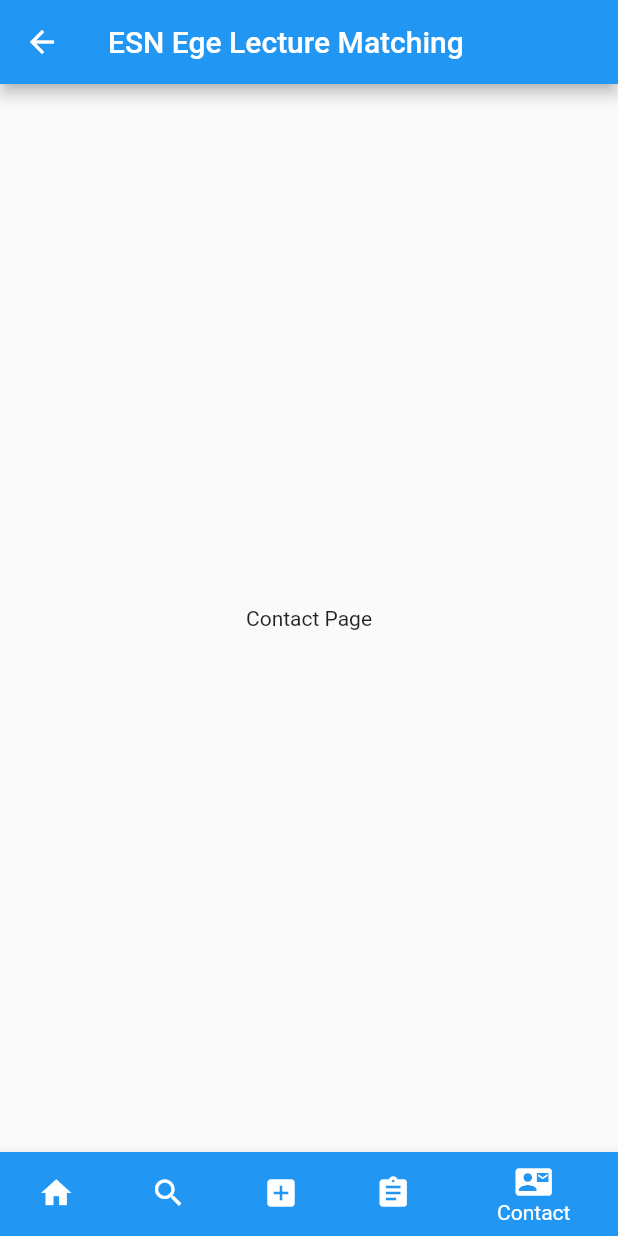
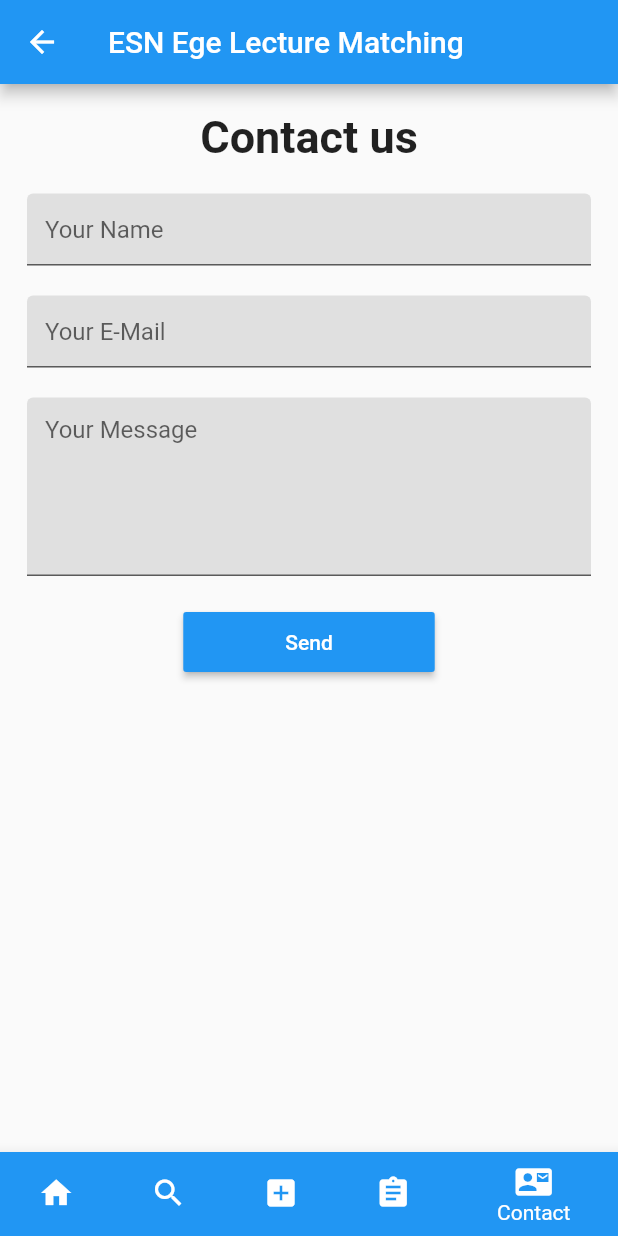
Before and after one commit to HyperGrapher/flutter-university-club-ui, a Flutter app: the MyHomePage screen opened by its route, item 5 of the bottom bar chosen, on a phone screen of 412 x 824 dp. Run offline on Flutter 3.47's test engine with Material 2 defaults, Android fonts, the phone set to English and light mode, and no system bars; our stand-ins replace cloud_firestore, shared_preferences, webview_flutter; accounts and stored records are empty.

Commit message:
Contact form is done

```diff
--- a/lib/pages/contact.dart
+++ b/lib/pages/contact.dart
@@ -1,12 +1,116 @@
 import 'package:flutter/material.dart';
+import 'package:shared_preferences/shared_preferences.dart';
 
+import 'package:universityapp/services/database.dart';
 
-class ContactPage extends StatelessWidget {
+class ContactPage extends StatefulWidget {
+  @override
+  _ContactPageState createState() => _ContactPageState();
+}
+
+class _ContactPageState extends State<ContactPage> {
+  final formKey = GlobalKey<FormState>();
+  String _name, _email, _message;
+
+  _sendMessage(String name, String email, String message) async {
+    SharedPreferences prefs = await SharedPreferences.getInstance();
+    int uid = prefs.getInt('uid');
+    await DatabaseService().sendContactForm(uid, name, email, message);
+  }
+
   @override
   Widget build(BuildContext context) {
-    return Container(
-      child: Center(
-        child: Text('Contact Page'),
+    void _submit() {
+      if (formKey.currentState.validate()) {
+        formKey.currentState.save(); // save forms
+        _sendMessage(_name, _email, _message);
+        formKey.currentState.reset(); // clear forms
+        print("MESSAGE SENT");
+      }
+    }
+
+    return Scaffold(
+      body: SingleChildScrollView(
+        child: Container(
+          padding: EdgeInsets.all(18.0),
+          // margin: EdgeInsets.only(top: 50.0),
+          // color: Colors.blueAccent,
+          child: Form(
+            key: formKey,
+            child: Column(
+                // mainAxisAlignment: MainAxisAlignment.center,
+                crossAxisAlignment: CrossAxisAlignment.stretch,
+                children: <Widget>[
+                  Text(
+                    "Contact us",
+                    textAlign: TextAlign.center,
+                    style: TextStyle(
+                      fontWeight: FontWeight.bold,
+                      fontSize: 30.0,
+                    ),
+                  ),
+                  SizedBox(
+                    height: 20,
+                  ),
+                  TextFormField(
+                    decoration: InputDecoration(
+                      filled: true,
+                      hintText: "Your Name",
+                      fillColor: Colors.grey[300],
+                    ),
+                    validator: (String value) {
+                      return value.length > 0 ? null : "Field can't be empty";
+                    },
+                    onSaved: (String value) => _name = value,
+                  ),
+                  SizedBox(
+                    height: 20,
+                  ),
+                  TextFormField(
+                    decoration: InputDecoration(
+                      filled: true,
+                      hintText: "Your E-Mail",
+                      fillColor: Colors.grey[300],
+                    ),
+                    validator: (String value) {
+                      return value.contains('@')
+                          ? null
+                          : "Enter a valid email address";
+                    },
+                    onSaved: (String value) => _email = value,
+                    keyboardType: TextInputType.emailAddress,
+                  ),
+                  SizedBox(
+                    height: 20,
+                  ),
+                  TextFormField(
+                      minLines: 5,
+                      maxLines: 6,
+                      decoration: InputDecoration(
+                        filled: true,
+                        hintText: "Your Message",
+                        fillColor: Colors.grey[300],
+                      ),
+                      validator: (String value) {
+                        return value.length > 0 ? null : "Field can't be empty";
+                      },
+                      onSaved: (String value) {
+                        _message = value;
+                      }),
+                  SizedBox(
+                    height: 20,
+                  ),
+                  Center(
+                      child: RaisedButton(
+                    color: Colors.blue,
+                    textColor: Colors.white,
+                    padding: EdgeInsets.fromLTRB(68.0, 12.0, 68.0, 12.0),
+                    onPressed: _submit,
+                    child: Text("Send"),
+                  ))
+                ]),
+          ),
+        ),
       ),
     );
   }
--- a/lib/services/database.dart
+++ b/lib/services/database.dart
@@ -4,6 +4,9 @@ import 'package:shared_preferences/shared_preferences.dart';
 class DatabaseService {
   final CollectionReference lectureCollection =
       Firestore.instance.collection('lectures');
+
+  final CollectionReference messagesCollection =
+      Firestore.instance.collection('messages');
 
   // int uid = 0;
 
@@ -29,7 +32,11 @@ class DatabaseService {
       String eras_major,
       String eras_lecture_id,
       String eras_lecture_name) async {
-    return await lectureCollection.document().collection("$uid").document().setData({
+    return await lectureCollection
+        .document()
+        .collection("$uid")
+        .document()
+        .setData({
       'host_university': host_university,
       'host_department': host_department,
       'host_major': host_major,
@@ -42,4 +49,21 @@ class DatabaseService {
       'eras_lecture_name': eras_lecture_name,
     });
   }
+
+  Future sendContactForm(
+    int uid,
+    String name,
+    String email,
+    String message,
+  ) async {
+    return await messagesCollection
+        .document()
+        .collection("$uid")
+        .document()
+        .setData({
+      'name': name,
+      'email': email,
+      'message': message,
+    });
+  }
 }
```
Also changed, not shown: 1 other file.
